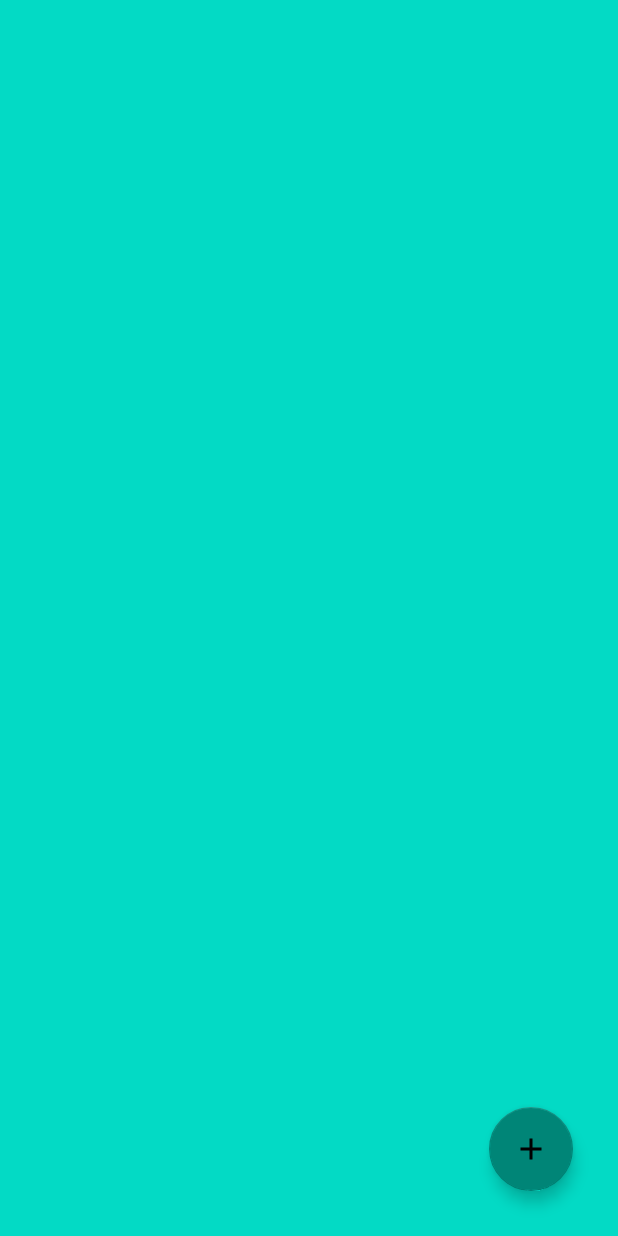
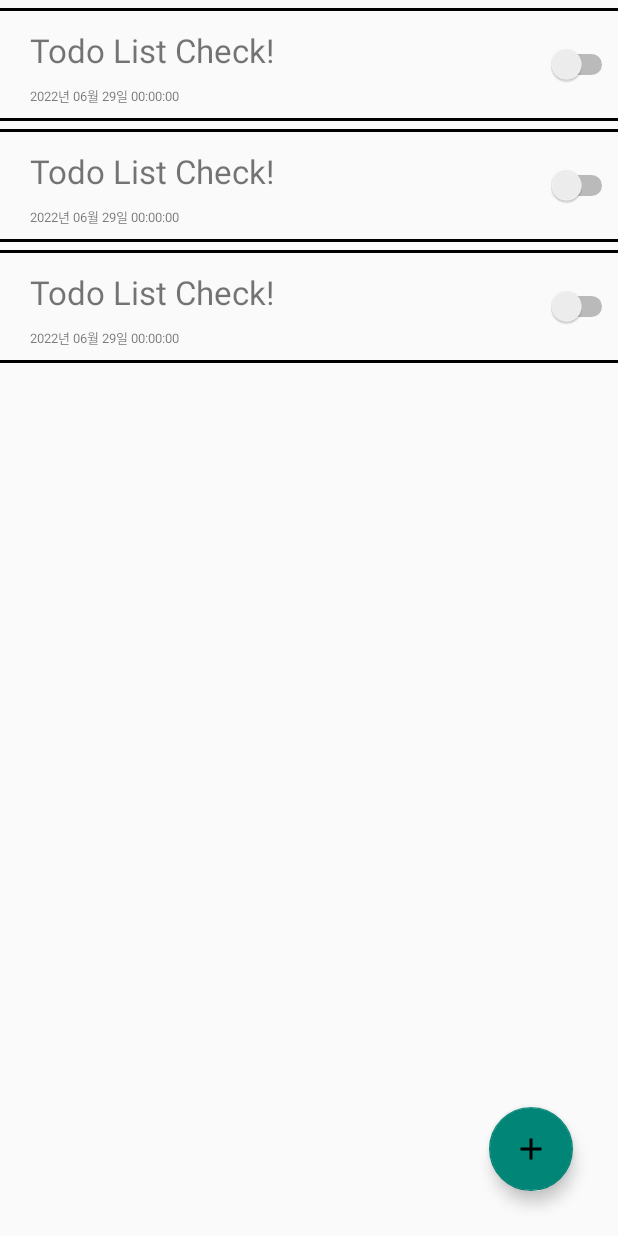
Before and after one commit to TreeJin99/MyTodo, an Android app: the layout fragment_todo_list.xml on its own in the app's theme, with its tools: preview values and no code run, on a phone screen of 412 x 824 dp. Run offline under Robolectric (Android 15) with nearby library versions, the phone set to English and light mode, and no system bars.

Commit message:
FEAT: Todo List 리사이클러뷰 구현
- Todo List 리사이클러뷰 및 어뎁터 완료
- 추후 Todo List 변경사항 적용 예정

```diff
--- a/app/src/main/java/com/example/mytodo/ui/donelist/DoneListFragment.kt
+++ b/app/src/main/java/com/example/mytodo/ui/donelist/DoneListFragment.kt
@@ -31,6 +31,6 @@ class DoneListFragment: Fragment() {
     companion object{
         const val TAG: String = "로그"
 
-        fun DoneListInstance(): DoneListFragment = DoneListFragment()
+        fun doneListInstance(): DoneListFragment = DoneListFragment()
     }
 }
--- a/app/src/main/res/layout/activity_main.xml
+++ b/app/src/main/res/layout/activity_main.xml
@@ -24,7 +24,6 @@
         android:id="@+id/fragmentFrame"
         android:layout_width="0dp"
         android:layout_height="0dp"
-        android:background="@color/purple_200"
         app:layout_constraintBottom_toTopOf="@+id/bottomNav"
         app:layout_constraintEnd_toEndOf="parent"
         app:layout_constraintStart_toStartOf="parent"
--- a/app/src/main/res/layout/fragment_todo_list.xml
+++ b/app/src/main/res/layout/fragment_todo_list.xml
@@ -4,13 +4,14 @@
     android:layout_width="match_parent"
     android:layout_height="match_parent"
     xmlns:app="http://schemas.android.com/apk/res-auto"
-    tools:context=".ui.todolist.TodoListFragment"
-    android:background="@color/teal_200">
+    tools:context=".ui.todolist.TodoListFragment">
 
     <androidx.recyclerview.widget.RecyclerView
         android:id="@+id/todoList_RV"
         android:layout_width="match_parent"
         android:layout_height="match_parent"
+        tools:listitem="@layout/todoitems"
+        app:layoutManager="androidx.recyclerview.widget.LinearLayoutManager"
         />
 
     <com.google.android.material.floatingactionbutton.FloatingActionButton
--- /dev/null
+++ b/app/src/main/res/layout/todoitems.xml
@@ -0,0 +1,58 @@
+<?xml version="1.0" encoding="utf-8"?>
+<androidx.constraintlayout.widget.ConstraintLayout xmlns:android="http://schemas.android.com/apk/res/android"
+    xmlns:app="http://schemas.android.com/apk/res-auto"
+    xmlns:tools="http://schemas.android.com/tools"
+    android:layout_marginTop="5dp"
+    android:layout_width="match_parent"
+    android:layout_height="75dp">
+
+    <View
+        android:layout_width="match_parent"
+        android:layout_height="2dp"
+        android:background="@color/black"
+        app:layout_constraintEnd_toEndOf="parent"
+        app:layout_constraintStart_toStartOf="parent"
+        app:layout_constraintTop_toTopOf="parent" />
+
+    <TextView
+        android:id="@+id/todoTitle"
+        android:layout_width="wrap_content"
+        android:layout_height="wrap_content"
+        android:layout_marginStart="20dp"
+        android:textSize="10pt"
+        android:layout_marginBottom="20dp"
+        app:layout_constraintBottom_toBottomOf="parent"
+        app:layout_constraintStart_toStartOf="parent"
+        app:layout_constraintTop_toTopOf="parent"
+        tools:text="Todo List Check!" />
+
+    <TextView
+        android:id="@+id/todoDate"
+        android:layout_width="wrap_content"
+        android:layout_height="wrap_content"
+        android:textSize="4pt"
+        app:layout_constraintBottom_toBottomOf="parent"
+        app:layout_constraintStart_toStartOf="parent"
+        android:layout_marginBottom="10dp"
+        android:layout_marginStart="20dp"
+        tools:text="2022년 06월 29일 00:00:00" />
+
+    <Switch
+        android:id="@+id/isChecked"
+        android:layout_width="wrap_content"
+        android:layout_height="wrap_content"
+        app:layout_constraintBottom_toBottomOf="parent"
+        app:layout_constraintEnd_toEndOf="parent"
+        app:layout_constraintTop_toTopOf="parent"
+        tools:ignore="UseSwitchCompatOrMaterialXml" />
+
+    <View
+        android:layout_width="match_parent"
+        android:layout_height="2dp"
+        android:background="@color/black"
+        app:layout_constraintBottom_toBottomOf="parent"
+        app:layout_constraintEnd_toEndOf="parent"
+        app:layout_constraintStart_toStartOf="parent" />
+
+
+</androidx.constraintlayout.widget.ConstraintLayout>
```
Also changed, not shown: app/src/main/java/com/example/mytodo/MainActivity.kt (+5 -4 lines), app/src/main/java/com/example/mytodo/ui/setting/SettingFragment.kt (+6 -6 lines), app/src/main/java/com/example/mytodo/ui/todolist/TodoListAdapter.kt (+16 -6 lines), app/src/main/java/com/example/mytodo/ui/todolist/TodoListFragment.kt (+25 -5 lines), app/src/main/res/menu/bottom_nav_menu.xml (+4 -4 lines).
